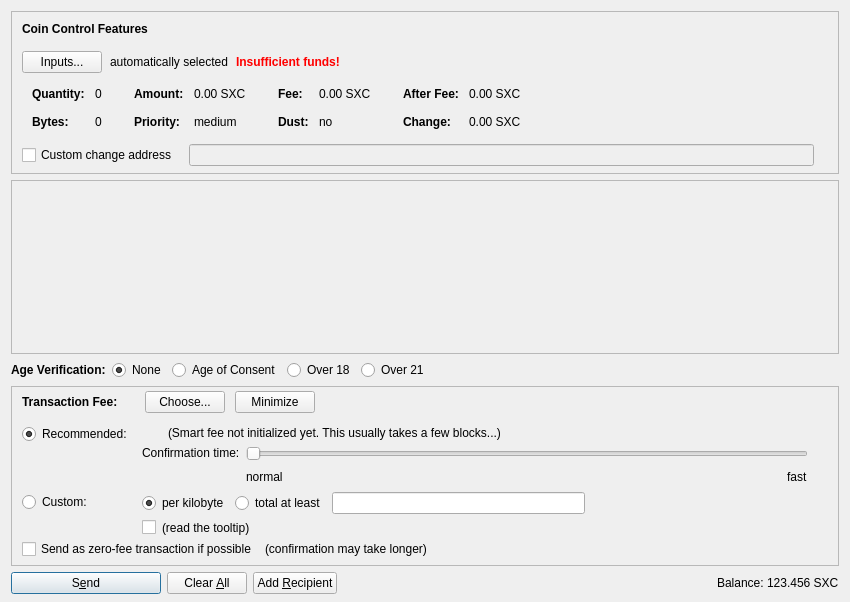
First picture: the form in src/qt/forms/sendcoinsdialog.ui, repository sexcoin-project/sexcoin, before the edit.
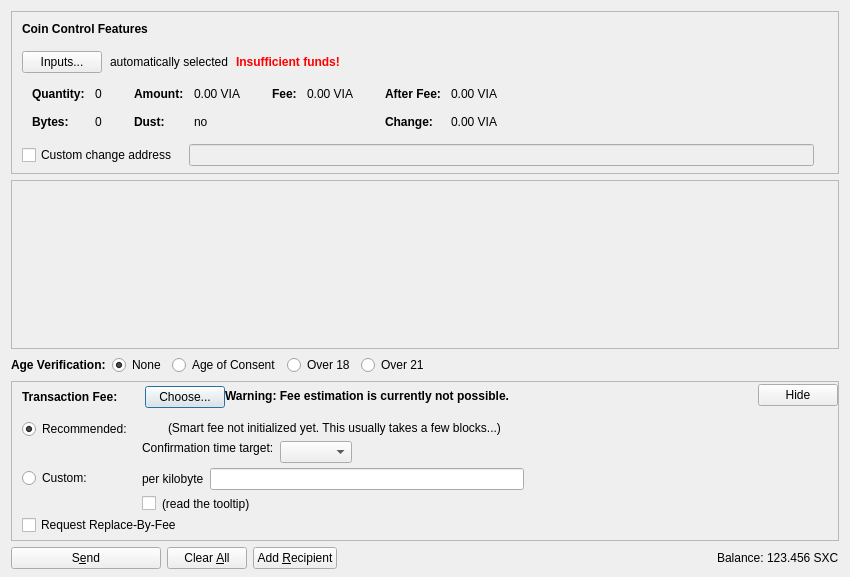
Second picture: the form after the edit. Icons and pictures are not drawn. Custom widgets are drawn as their Qt base class.

Patch:
```diff
--- a/src/qt/forms/sendcoinsdialog.ui
+++ b/src/qt/forms/sendcoinsdialog.ui
@@ -7,7 +7,7 @@
     <x>0</x>
     <y>0</y>
     <width>850</width>
-    <height>602</height>
+    <height>577</height>
    </rect>
   </property>
   <property name="windowTitle">
@@ -324,87 +324,7 @@
                   <enum>Qt::ActionsContextMenu</enum>
                  </property>
                  <property name="text">
-                  <string notr="true">0.00 SXC</string>
-                 </property>
-                 <property name="textInteractionFlags">
-                  <set>Qt::LinksAccessibleByMouse|Qt::TextSelectableByKeyboard|Qt::TextSelectableByMouse</set>
-                 </property>
-                </widget>
-               </item>
-               <item row="1" column="0">
-                <widget class="QLabel" name="labelCoinControlPriorityText">
-                 <property name="font">
-                  <font>
-                   <weight>75</weight>
-                   <bold>true</bold>
-                  </font>
-                 </property>
-                 <property name="text">
-                  <string>Priority:</string>
-                 </property>
-                </widget>
-               </item>
-               <item row="1" column="1">
-                <widget class="QLabel" name="labelCoinControlPriority">
-                 <property name="cursor">
-                  <cursorShape>IBeamCursor</cursorShape>
-                 </property>
-                 <property name="contextMenuPolicy">
-                  <enum>Qt::ActionsContextMenu</enum>
-                 </property>
-                 <property name="text">
-                  <string notr="true">medium</string>
-                 </property>
-                 <property name="textInteractionFlags">
-                  <set>Qt::LinksAccessibleByMouse|Qt::TextSelectableByKeyboard|Qt::TextSelectableByMouse</set>
-                 </property>
-                </widget>
-               </item>
-              </layout>
-             </item>
-             <item>
-              <layout class="QFormLayout" name="formLayoutCoinControl3">
-               <property name="horizontalSpacing">
-                <number>10</number>
-               </property>
-               <property name="verticalSpacing">
-                <number>14</number>
-               </property>
-               <property name="leftMargin">
-                <number>6</number>
-               </property>
-               <property name="topMargin">
-                <number>4</number>
-               </property>
-               <property name="rightMargin">
-                <number>6</number>
-               </property>
-               <item row="0" column="0">
-                <widget class="QLabel" name="labelCoinControlFeeText">
-                 <property name="font">
-                  <font>
-                   <weight>75</weight>
-                   <bold>true</bold>
-                  </font>
-                 </property>
-                 <property name="text">
-                  <string>Fee:</string>
-                 </property>
-                 <property name="margin">
-                  <number>0</number>
-                 </property>
-                </widget>
-               </item>
-               <item row="0" column="1">
-                <widget class="QLabel" name="labelCoinControlFee">
-                 <property name="cursor">
-                  <cursorShape>IBeamCursor</cursorShape>
-                 </property>
-                 <property name="contextMenuPolicy">
-                  <enum>Qt::ActionsContextMenu</enum>
-                 </property>
-                 <property name="text">
-                  <string notr="true">0.00 SXC</string>
+                  <string notr="true">0.00 VIA</string>
                  </property>
                  <property name="textInteractionFlags">
                   <set>Qt::LinksAccessibleByMouse|Qt::TextSelectableByKeyboard|Qt::TextSelectableByMouse</set>
@@ -442,6 +362,57 @@
                </item>
               </layout>
              </item>
+             <item>
+              <layout class="QFormLayout" name="formLayoutCoinControl3">
+               <property name="horizontalSpacing">
+                <number>10</number>
+               </property>
+               <property name="verticalSpacing">
+                <number>14</number>
+               </property>
+               <property name="leftMargin">
+                <number>6</number>
+               </property>
+               <property name="topMargin">
+                <number>4</number>
+               </property>
+               <property name="rightMargin">
+                <number>6</number>
+               </property>
+               <item row="0" column="0">
+                <widget class="QLabel" name="labelCoinControlFeeText">
+                 <property name="font">
+                  <font>
+                   <weight>75</weight>
+                   <bold>true</bold>
+                  </font>
+                 </property>
+                 <property name="text">
+                  <string>Fee:</string>
+                 </property>
+                 <property name="margin">
+                  <number>0</number>
+                 </property>
+                </widget>
+               </item>
+               <item row="0" column="1">
+                <widget class="QLabel" name="labelCoinControlFee">
+                 <property name="cursor">
+                  <cursorShape>IBeamCursor</cursorShape>
+                 </property>
+                 <property name="contextMenuPolicy">
+                  <enum>Qt::ActionsContextMenu</enum>
+                 </property>
+                 <property name="text">
+                  <string notr="true">0.00 VIA</string>
+                 </property>
+                 <property name="textInteractionFlags">
+                  <set>Qt::LinksAccessibleByMouse|Qt::TextSelectableByKeyboard|Qt::TextSelectableByMouse</set>
+                 </property>
+                </widget>
+               </item>
+              </layout>
+             </item>
              <item>
               <layout class="QFormLayout" name="formLayoutCoinControl4">
                <property name="horizontalSpacing">
@@ -484,7 +455,7 @@
                   <enum>Qt::ActionsContextMenu</enum>
                  </property>
                  <property name="text">
-                  <string notr="true">0.00 SXC</string>
+                  <string notr="true">0.00 VIA</string>
                  </property>
                  <property name="textInteractionFlags">
                   <set>Qt::LinksAccessibleByMouse|Qt::TextSelectableByKeyboard|Qt::TextSelectableByMouse</set>
@@ -513,7 +484,7 @@
                   <enum>Qt::ActionsContextMenu</enum>
                  </property>
                  <property name="text">
-                  <string notr="true">0.00 SXC</string>
+                  <string notr="true">0.00 VIA</string>
                  </property>
                  <property name="textInteractionFlags">
                   <set>Qt::LinksAccessibleByMouse|Qt::TextSelectableByKeyboard|Qt::TextSelectableByMouse</set>
@@ -616,8 +587,8 @@
        <rect>
         <x>0</x>
         <y>0</y>
-        <width>830</width>
-        <height>119</height>
+        <width>834</width>
+        <height>143</height>
        </rect>
       </property>
       <layout class="QVBoxLayout" name="verticalLayout_2" stretch="0,1">
@@ -699,9 +670,6 @@
        <property name="text">
         <string>Age of Consent</string>
        </property>
-       <property name="checked">
-        <bool>false</bool>
-       </property>
        <attribute name="buttonGroup">
         <string notr="true">groupAge</string>
        </attribute>
@@ -715,9 +683,6 @@
        <property name="text">
         <string>Over 18</string>
        </property>
-       <property name="checked">
-        <bool>false</bool>
-       </property>
        <attribute name="buttonGroup">
         <string notr="true">groupAge</string>
        </attribute>
@@ -731,22 +696,19 @@
        <property name="text">
         <string>Over 21</string>
        </property>
-       <property name="checked">
-        <bool>false</bool>
-       </property>
        <attribute name="buttonGroup">
         <string notr="true">groupAge</string>
        </attribute>
       </widget>
      </item>
      <item>
-      <spacer name="horizontalSpacer_7">
+      <spacer name="horizontalSpacer_3">
        <property name="orientation">
         <enum>Qt::Horizontal</enum>
        </property>
        <property name="sizeHint" stdset="0">
         <size>
-         <width>30</width>
+         <width>40</width>
          <height>20</height>
         </size>
        </property>
@@ -868,16 +830,6 @@
                 </property>
                </widget>
               </item>
-              <item>
-               <widget class="QPushButton" name="buttonMinimizeFee">
-                <property name="toolTip">
-                 <string>collapse fee-settings</string>
-                </property>
-                <property name="text">
-                 <string>Minimize</string>
-                </property>
-               </widget>
-              </item>
              </layout>
             </item>
             <item>
@@ -895,11 +847,33 @@
             </item>
            </layout>
           </item>
+          <item>
+           <widget class="QLabel" name="fallbackFeeWarningLabel">
+            <property name="font">
+             <font>
+              <weight>75</weight>
+              <bold>true</bold>
+             </font>
+            </property>
+            <property name="toolTip">
+             <string>Using the fallbackfee can result in sending a transaction that will take several hours or days (or never) to confirm. Consider choosing your fee manually or wait until you have validated the complete chain.</string>
+            </property>
+            <property name="text">
+             <string>Warning: Fee estimation is currently not possible.</string>
+            </property>
+            <property name="wordWrap">
+             <bool>false</bool>
+            </property>
+           </widget>
+          </item>
           <item>
            <spacer name="horizontalSpacer_4">
             <property name="orientation">
              <enum>Qt::Horizontal</enum>
             </property>
+            <property name="sizeType">
+             <enum>QSizePolicy::MinimumExpanding</enum>
+            </property>
             <property name="sizeHint" stdset="0">
              <size>
               <width>40</width>
@@ -908,6 +882,16 @@
             </property>
            </spacer>
           </item>
+          <item>
+           <widget class="QPushButton" name="buttonMinimizeFee">
+            <property name="toolTip">
+             <string>collapse fee-settings</string>
+            </property>
+            <property name="text">
+             <string>Hide</string>
+            </property>
+           </widget>
+          </item>
          </layout>
         </item>
         <item>
@@ -950,28 +934,12 @@
                <item>
                 <layout class="QHBoxLayout" name="horizontalLayoutFee13">
                  <item>
-                  <widget class="QRadioButton" name="radioCustomPerKilobyte">
-                   <property name="toolTip">
-                    <string>If the custom fee is set to 1000 satoshis and the transaction is only 250 bytes, then &quot;per kilobyte&quot; only pays 250 satoshis in fee, while &quot;at least&quot; pays 1000 satoshis. For transactions bigger than a kilobyte both pay by kilobyte.</string>
-                   </property>
-                   <property name="text">
-                    <string>per kilobyte</string>
-                   </property>
-                   <property name="checked">
-                    <bool>true</bool>
-                   </property>
-                   <attribute name="buttonGroup">
-                    <string notr="true">groupCustomFee</string>
-                   </attribute>
-                  </widget>
-                 </item>
-                 <item>
-                  <widget class="QRadioButton" name="radioCustomAtLeast">
+                  <widget class="QLabel" name="labelCustomPerKilobyte">
                    <property name="toolTip">
                     <string>If the custom fee is set to 1000 satoshis and the transaction is only 250 bytes, then &quot;per kilobyte&quot; only pays 250 satoshis in fee, while &quot;total at least&quot; pays 1000 satoshis. For transactions bigger than a kilobyte both pay by kilobyte.</string>
                    </property>
                    <property name="text">
-                    <string>total at least</string>
+                    <string>per kilobyte</string>
                    </property>
                    <attribute name="buttonGroup">
                     <string notr="true">groupCustomFee</string>
@@ -1157,7 +1125,7 @@
                    <item>
                     <widget class="QLabel" name="labelSmartFee3">
                      <property name="text">
-                      <string>Confirmation time:</string>
+                      <string>Confirmation time target:</string>
                      </property>
                      <property name="margin">
                       <number>2</number>
@@ -1185,44 +1153,15 @@
                     <number>30</number>
                    </property>
                    <item>
-                    <widget class="QSlider" name="sliderSmartFee">
-                     <property name="minimum">
+                    <layout class="QHBoxLayout" name="horizontalLayoutConfTarget">
+                     <property name="bottomMargin">
                       <number>0</number>
                      </property>
-                     <property name="maximum">
-                      <number>24</number>
-                     </property>
-                     <property name="pageStep">
-                      <number>1</number>
-                     </property>
-                     <property name="value">
-                      <number>0</number>
-                     </property>
-                     <property name="orientation">
-                      <enum>Qt::Horizontal</enum>
-                     </property>
-                     <property name="invertedAppearance">
-                      <bool>false</bool>
-                     </property>
-                     <property name="invertedControls">
-                      <bool>false</bool>
-                     </property>
-                     <property name="tickPosition">
-                      <enum>QSlider::NoTicks</enum>
-                     </property>
-                    </widget>
-                   </item>
-                   <item>
-                    <layout class="QHBoxLayout" name="horizontalLayoutFee10">
                      <item>
-                      <widget class="QLabel" name="labelSmartFeeNormal">
-                       <property name="text">
-                        <string>normal</string>
-                       </property>
-                      </widget>
+                      <widget class="QComboBox" name="confTargetSelector"/>
                      </item>
                      <item>
-                      <spacer name="horizontalSpacer_3">
+                      <spacer name="horizontalSpacerConfTarget">
                        <property name="orientation">
                         <enum>Qt::Horizontal</enum>
                        </property>
@@ -1234,13 +1173,6 @@
                        </property>
                       </spacer>
                      </item>
-                     <item>
-                      <widget class="QLabel" name="labelSmartFeeFast">
-                       <property name="text">
-                        <string>fast</string>
-                       </property>
-                      </widget>
-                     </item>
                     </layout>
                    </item>
                   </layout>
@@ -1265,57 +1197,14 @@
             </layout>
            </item>
            <item>
-            <layout class="QHBoxLayout" name="horizontalLayoutFee5" stretch="0,0,0">
-             <property name="spacing">
-              <number>8</number>
+            <widget class="QCheckBox" name="optInRBF">
+             <property name="toolTip">
+              <string>Indicates that the sender may wish to replace this transaction with a new one paying higher fees (prior to being confirmed).</string>
              </property>
-             <property name="bottomMargin">
-              <number>4</number>
+             <property name="text">
+              <string>Request Replace-By-Fee</string>
              </property>
-             <item>
-              <widget class="QCheckBox" name="checkBoxFreeTx">
-               <property name="text">
-                <string>Send as zero-fee transaction if possible</string>
-               </property>
-              </widget>
-             </item>
-             <item>
-              <widget class="QLabel" name="labelFreeTx">
-               <property name="text">
-                <string>(confirmation may take longer)</string>
-               </property>
-               <property name="margin">
-                <number>5</number>
-               </property>
-              </widget>
-             </item>
-             <item>
-              <spacer name="horizontalSpacerFee5">
-               <property name="orientation">
-                <enum>Qt::Horizontal</enum>
-               </property>
-               <property name="sizeHint" stdset="0">
-                <size>
-                 <width>1</width>
-                 <height>1</height>
-                </size>
-               </property>
-              </spacer>
-             </item>
-            </layout>
-           </item>
-           <item>
-            <spacer name="verticalSpacerFee2">
-             <property name="orientation">
-              <enum>Qt::Vertical</enum>
-             </property>
-             <property name="sizeHint" stdset="0">
-              <size>
-               <width>1</width>
-               <height>1</height>
-              </size>
-             </property>
-            </spacer>
+            </widget>
            </item>
           </layout>
          </widget>
@@ -1327,8 +1216,8 @@
           </property>
           <property name="sizeHint" stdset="0">
            <size>
-            <width>800</width>
-            <height>1</height>
+            <width>40</width>
+            <height>5</height>
            </size>
           </property>
          </spacer>
@@ -1362,7 +1251,7 @@
         <bool>false</bool>
        </property>
        <property name="default">
-        <bool>true</bool>
+        <bool>false</bool>
        </property>
       </widget>
      </item>
@@ -1448,6 +1337,9 @@
          <property name="cursor">
           <cursorShape>IBeamCursor</cursorShape>
          </property>
+         <property name="midLineWidth">
+          <number>1</number>
+         </property>
          <property name="text">
           <string notr="true">123.456 SXC</string>
          </property>
```
Left out of the diff: 19 changed lines with no effect on the pictures.
